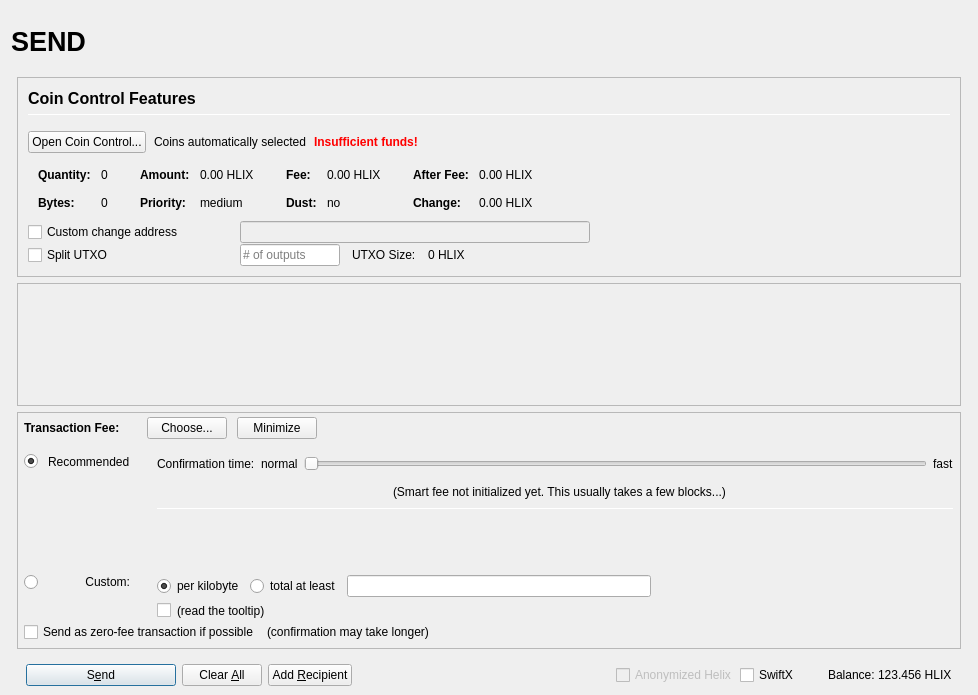
Before: the Qt Designer form src/qt/forms/sendcoinsdialog.ui in noodlespan/helix, drawn with Qt 5.
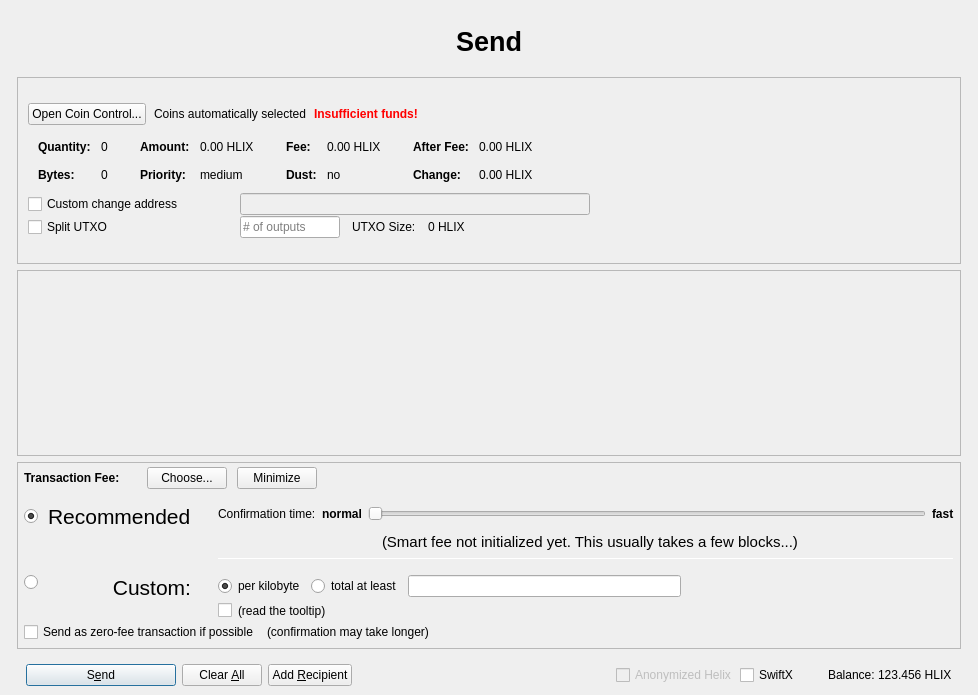
After: the same form once the commit is applied. Icons and pictures are not drawn. Custom widgets are drawn as their Qt base class.

The edit to the form file:
```diff
--- a/src/qt/forms/sendcoinsdialog.ui
+++ b/src/qt/forms/sendcoinsdialog.ui
@@ -53,7 +53,7 @@
          <number>0</number>
         </property>
         <item>
-         <layout class="QHBoxLayout" name="horizontalLayout_Header" stretch="1,0,1">
+         <layout class="QHBoxLayout" name="horizontalLayout_Header" stretch="0">
           <property name="spacing">
            <number>6</number>
           </property>
@@ -79,50 +79,10 @@
              </font>
             </property>
             <property name="text">
-             <string>SEND</string>
+             <string>Send</string>
             </property>
             <property name="alignment">
-             <set>Qt::AlignLeading|Qt::AlignLeft|Qt::AlignVCenter</set>
-            </property>
-           </widget>
-          </item>
-          <item>
-           <spacer name="horizontalSpacer_Header">
-            <property name="orientation">
-             <enum>Qt::Horizontal</enum>
-            </property>
-            <property name="sizeHint" stdset="0">
-             <size>
-              <width>40</width>
-              <height>20</height>
-             </size>
-            </property>
-           </spacer>
-          </item>
-          <item>
-           <widget class="QLabel" name="labelOverviewHeaderRight">
-            <property name="minimumSize">
-             <size>
-              <width>464</width>
-              <height>60</height>
-             </size>
-            </property>
-            <property name="maximumSize">
-             <size>
-              <width>16777215</width>
-              <height>60</height>
-             </size>
-            </property>
-            <property name="font">
-             <font>
-              <pointsize>14</pointsize>
-             </font>
-            </property>
-            <property name="text">
-             <string/>
-            </property>
-            <property name="alignment">
-             <set>Qt::AlignRight|Qt::AlignTrailing|Qt::AlignVCenter</set>
+             <set>Qt::AlignCenter</set>
             </property>
            </widget>
           </item>
@@ -210,54 +170,6 @@
                   <property name="spacing">
                    <number>6</number>
                   </property>
-                  <item>
-                   <widget class="QLabel" name="labelCoinControlFeatures">
-                    <property name="sizePolicy">
-                     <sizepolicy hsizetype="Preferred" vsizetype="Maximum">
-                      <horstretch>0</horstretch>
-                      <verstretch>0</verstretch>
-                     </sizepolicy>
-                    </property>
-                    <property name="minimumSize">
-                     <size>
-                      <width>0</width>
-                      <height>20</height>
-                     </size>
-                    </property>
-                    <property name="font">
-                     <font>
-                      <pointsize>12</pointsize>
-                      <weight>75</weight>
-                      <bold>true</bold>
-                     </font>
-                    </property>
-                    <property name="styleSheet">
-                     <string notr="true">font-weight:bold;</string>
-                    </property>
-                    <property name="text">
-                     <string>Coin Control Features</string>
-                    </property>
-                   </widget>
-                  </item>
-                  <item>
-                   <widget class="Line" name="line">
-                    <property name="minimumSize">
-                     <size>
-                      <width>0</width>
-                      <height>1</height>
-                     </size>
-                    </property>
-                    <property name="maximumSize">
-                     <size>
-                      <width>16777215</width>
-                      <height>1</height>
-                     </size>
-                    </property>
-                    <property name="orientation">
-                     <enum>Qt::Horizontal</enum>
-                    </property>
-                   </widget>
-                  </item>
                  </layout>
                 </item>
                </layout>
@@ -272,6 +184,12 @@
                 </property>
                 <item>
                  <widget class="QPushButton" name="pushButtonCoinControl">
+                  <property name="sizePolicy">
+                   <sizepolicy hsizetype="Minimum" vsizetype="Fixed">
+                    <horstretch>0</horstretch>
+                    <verstretch>0</verstretch>
+                   </sizepolicy>
+                  </property>
                   <property name="styleSheet">
                    <string notr="true"/>
                   </property>
@@ -898,7 +816,7 @@
              <x>0</x>
              <y>0</y>
              <width>944</width>
-             <height>68</height>
+             <height>110</height>
             </rect>
            </property>
            <layout class="QVBoxLayout" name="verticalLayout_2" stretch="0,1">
@@ -1175,6 +1093,11 @@
                   </item>
                   <item row="3" column="1">
                    <widget class="QLabel" name="labelCustomFee">
+                    <property name="font">
+                     <font>
+                      <pointsize>16</pointsize>
+                     </font>
+                    </property>
                     <property name="text">
                      <string>Custom:</string>
                     </property>
@@ -1284,6 +1207,11 @@
                   </item>
                   <item row="1" column="1">
                    <widget class="QLabel" name="labelSmartFee_2">
+                    <property name="font">
+                     <font>
+                      <pointsize>16</pointsize>
+                     </font>
+                    </property>
                     <property name="text">
                      <string>Recommended</string>
                     </property>
@@ -1298,7 +1226,7 @@
                      <number>2</number>
                     </property>
                     <property name="bottomMargin">
-                     <number>20</number>
+                     <number>0</number>
                     </property>
                     <item>
                      <layout class="QHBoxLayout" name="horizontalLayoutFee9">
@@ -1314,6 +1242,12 @@
                       </item>
                       <item>
                        <widget class="QLabel" name="labelSmartFeeNormal">
+                        <property name="font">
+                         <font>
+                          <weight>75</weight>
+                          <bold>true</bold>
+                         </font>
+                        </property>
                         <property name="text">
                          <string>normal</string>
                         </property>
@@ -1358,6 +1292,12 @@
                       </item>
                       <item>
                        <widget class="QLabel" name="labelSmartFeeFast">
+                        <property name="font">
+                         <font>
+                          <weight>75</weight>
+                          <bold>true</bold>
+                         </font>
+                        </property>
                         <property name="text">
                          <string>fast</string>
                         </property>
@@ -1377,7 +1317,7 @@
                         </property>
                         <property name="sizeHint" stdset="0">
                          <size>
-                          <width>40</width>
+                          <width>100</width>
                           <height>20</height>
                          </size>
                         </property>
@@ -1395,6 +1335,11 @@
                       </item>
                       <item>
                        <widget class="QLabel" name="labelSmartFee2">
+                        <property name="font">
+                         <font>
+                          <pointsize>11</pointsize>
+                         </font>
+                        </property>
                         <property name="text">
                          <string>(Smart fee not initialized yet. This usually takes a few blocks...)</string>
                         </property>
@@ -1484,7 +1429,7 @@
                       <property name="sizeHint" stdset="0">
                        <size>
                         <width>20</width>
-                        <height>40</height>
+                        <height>10</height>
                        </size>
                       </property>
                      </spacer>
```
Left out of the diff: 16 changed lines with no effect on the pictures.
